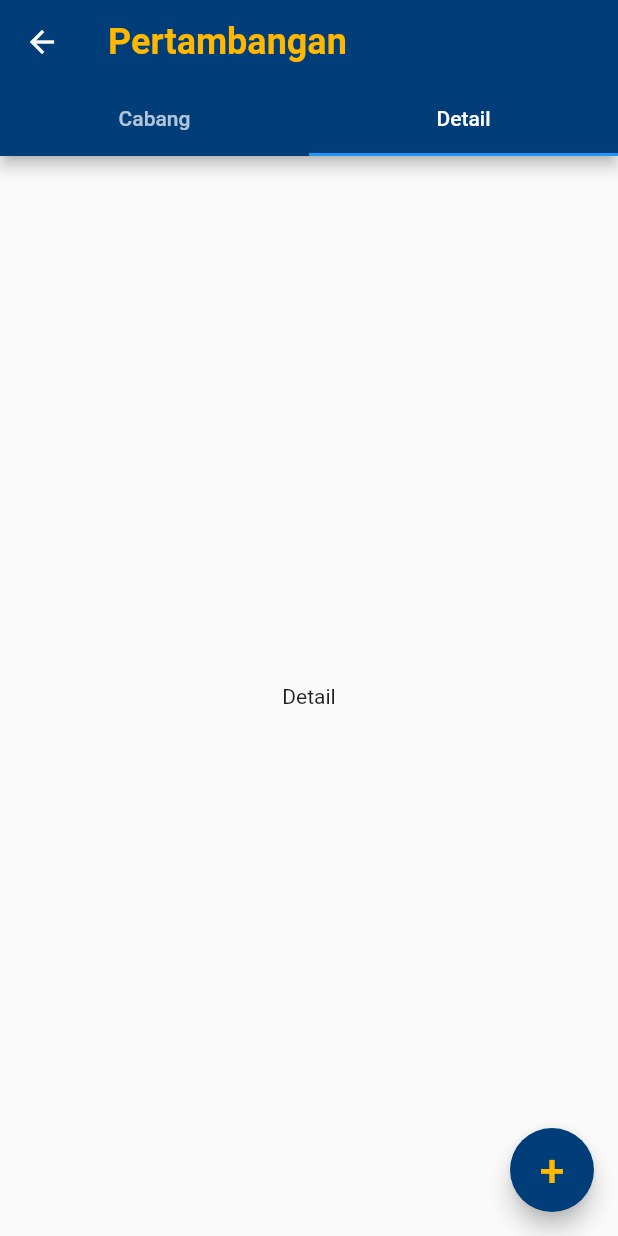
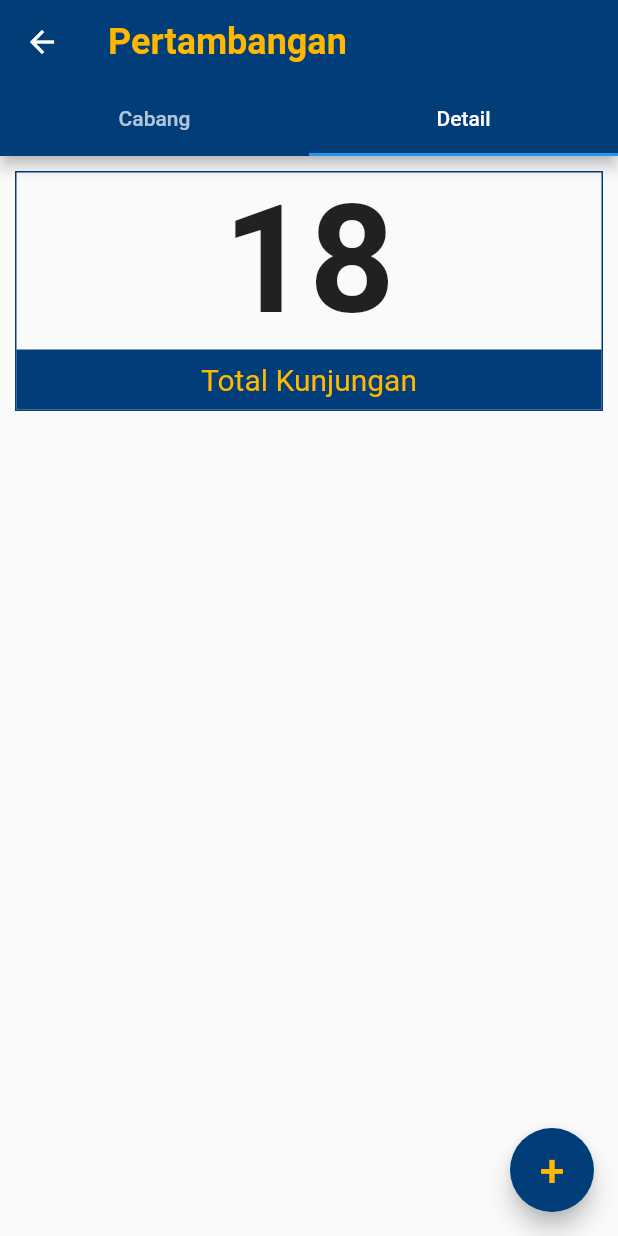
Before and after one commit to 2001arman/flutter_mandiriapp, a Flutter app: the KunjunganPage screen opened directly, tab 2 chosen, on a phone screen of 412 x 824 dp. Run offline on Flutter 3.47's test engine with Material 2 defaults, Android fonts, the phone set to English and light mode, and no system bars; our stand-ins replace flutter_datetime_picker.

Commit message:
+ detail tabs view

```diff
--- a/lib/pages/kunjungan_page.dart
+++ b/lib/pages/kunjungan_page.dart
@@ -87,6 +87,46 @@ class KunjunganPage extends StatelessWidget {
       );
     }
 
+    Widget detailSection() {
+      return Column(
+        children: [
+          Container(
+            width: double.infinity,
+            height: 160,
+            margin: EdgeInsets.all(10),
+            decoration: BoxDecoration(
+              border: Border.all(width: 1, color: blueMain),
+            ),
+            child: Column(
+              mainAxisAlignment: MainAxisAlignment.spaceBetween,
+              children: [
+                Text(
+                  "18",
+                  style: TextStyle(
+                    fontSize: 100,
+                    fontWeight: FontWeight.w600,
+                  ),
+                ),
+                Container(
+                  width: double.infinity,
+                  height: 40,
+                  color: blueMain,
+                  alignment: Alignment.center,
+                  child: Text(
+                    "Total Kunjungan",
+                    style: TextStyle(
+                      fontSize: 20,
+                      color: yellowMain,
+                    ),
+                  ),
+                )
+              ],
+            ),
+          ),
+        ],
+      );
+    }
+
     return DefaultTabController(
       length: 2,
       child: Scaffold(
@@ -111,14 +151,17 @@ class KunjunganPage extends StatelessWidget {
               color: yellowMain,
             ),
           ),
-            onPressed: () {},
+          onPressed: () {
+            Navigator.pushNamed(context, "input-cabang-page");
+          },
         ),
-          body: TabBarView(children: [
+        body: TabBarView(
+          children: [
             cabangViewSection(),
-            Center(
-              child: Text("Detail"),
+            detailSection(),
+          ],
         ),
-          ])),
+      ),
     );
   }
 }
```
Lines whose indentation alone changed are shown as unchanged.
